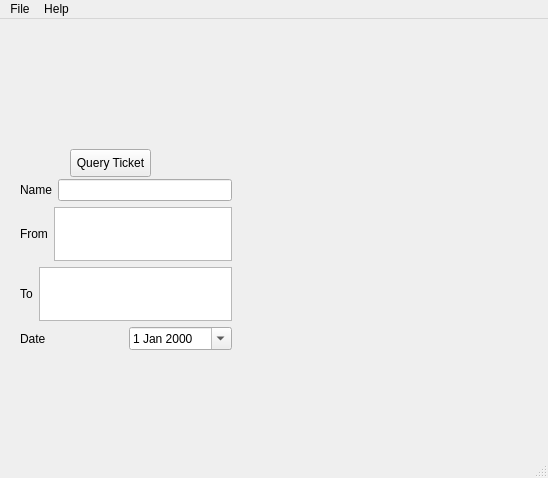
First picture: the form in journey.ui, repository LeSiIence/scuTrainTicketSystem, before the edit.
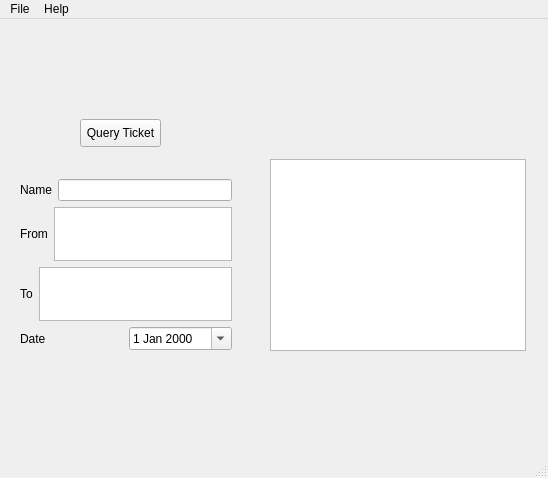
Second picture: the form after the edit.

Commit message: 修改journey页面查询逻辑，改为向localhost:8080/trains 发送查询请求，并根据返回的json文件格式化显示

The edit to the form file:
```diff
--- a/journey.ui
+++ b/journey.ui
@@ -35,8 +35,8 @@
    <widget class="QPushButton" name="pushButton_queryTicket">
     <property name="geometry">
      <rect>
-      <x>70</x>
-      <y>130</y>
+      <x>80</x>
+      <y>100</y>
       <width>81</width>
       <height>28</height>
      </rect>
@@ -131,6 +131,16 @@
      </item>
     </layout>
    </widget>
+   <widget class="QListWidget" name="listWidget_trains">
+    <property name="geometry">
+     <rect>
+      <x>270</x>
+      <y>140</y>
+      <width>256</width>
+      <height>192</height>
+     </rect>
+    </property>
+   </widget>
   </widget>
   <widget class="QMenuBar" name="menubar">
    <property name="geometry">
```
The commit also changes 6 other files.
